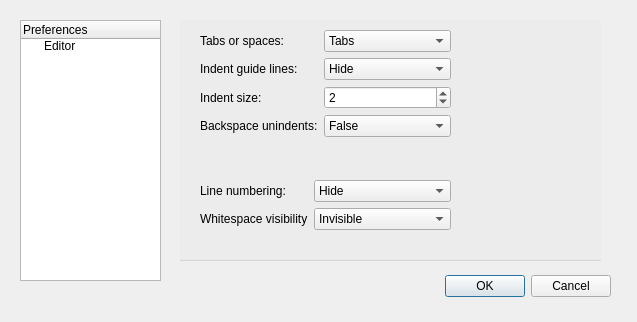
Qt form ui/preferencesdialog.ui (gideros/gideros) before a commit.
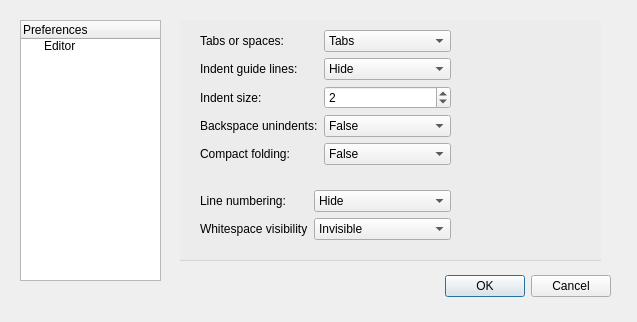
The same form after that commit.

Commit message:
[studio] Added compact folding option
[studio] Added missing functions to synax highlighter (math, table, string, coroutine, os)
[plugins/imgui] Fixed debug config

```diff
--- a/ui/preferencesdialog.ui
+++ b/ui/preferencesdialog.ui
@@ -107,7 +107,7 @@
         <x>30</x>
         <y>20</y>
         <width>251</width>
-        <height>111</height>
+        <height>147</height>
        </rect>
       </property>
       <layout class="QFormLayout" name="formLayout">
@@ -215,13 +215,34 @@
          </item>
         </widget>
        </item>
+       <item row="4" column="1">
+        <widget class="QComboBox" name="compactFoldComboBox">
+         <item>
+          <property name="text">
+           <string>False</string>
+          </property>
+         </item>
+         <item>
+          <property name="text">
+           <string>True</string>
+          </property>
+         </item>
+        </widget>
+       </item>
+       <item row="4" column="0">
+        <widget class="QLabel" name="compactFoldLabel">
+         <property name="text">
+          <string>Compact folding:</string>
+         </property>
+        </widget>
+       </item>
       </layout>
      </widget>
      <widget class="QWidget" name="formLayoutWidget_2">
       <property name="geometry">
        <rect>
         <x>30</x>
-        <y>170</y>
+        <y>180</y>
         <width>251</width>
         <height>61</height>
        </rect>
```
The commit also changes 6 other files.
